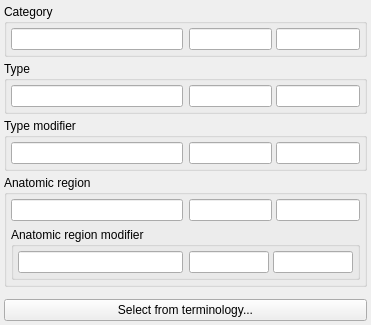
cpinter/Slicer, file Modules/Loadable/Colors/Widgets/Resources/UI/qSlicerTerminologyEditorWidget.ui: the form before one commit.
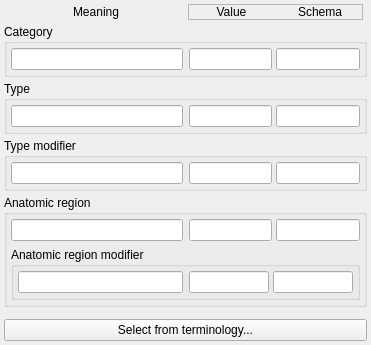
The form after the commit. Custom widgets are drawn as their Qt base class.

Commit message:
ENH: Select terminology works in Colors module
- Select terminology from navigator widget works from terminology column in Colors module
- Improve terminology editor layout

Re #6975, #7593

Patch:
```diff
--- a/Modules/Loadable/Colors/Widgets/Resources/UI/qSlicerTerminologyEditorWidget.ui
+++ b/Modules/Loadable/Colors/Widgets/Resources/UI/qSlicerTerminologyEditorWidget.ui
@@ -7,7 +7,7 @@
     <x>0</x>
     <y>0</y>
     <width>371</width>
-    <height>187</height>
+    <height>218</height>
    </rect>
   </property>
   <property name="windowTitle">
@@ -30,6 +30,172 @@
     <number>4</number>
    </property>
    <item row="3" column="0">
+    <widget class="ctkCollapsibleGroupBox" name="typeModifierCollapsibleGroupBox">
+     <property name="title">
+      <string>Type modifier</string>
+     </property>
+     <property name="collapsed">
+      <bool>true</bool>
+     </property>
+     <layout class="QHBoxLayout" name="horizontalLayout_5">
+      <property name="leftMargin">
+       <number>4</number>
+      </property>
+      <property name="topMargin">
+       <number>4</number>
+      </property>
+      <property name="rightMargin">
+       <number>4</number>
+      </property>
+      <property name="bottomMargin">
+       <number>4</number>
+      </property>
+      <item>
+       <widget class="QLineEdit" name="typeModifierCodeMeaningLineEdit">
+        <property name="sizePolicy">
+         <sizepolicy hsizetype="Expanding" vsizetype="Fixed">
+          <horstretch>1</horstretch>
+          <verstretch>0</verstretch>
+         </sizepolicy>
+        </property>
+       </widget>
+      </item>
+      <item>
+       <widget class="QFrame" name="categoryDetailsFrame_3">
+        <property name="sizePolicy">
+         <sizepolicy hsizetype="Preferred" vsizetype="Preferred">
+          <horstretch>1</horstretch>
+          <verstretch>0</verstretch>
+         </sizepolicy>
+        </property>
+        <property name="frameShape">
+         <enum>QFrame::NoFrame</enum>
+        </property>
+        <property name="frameShadow">
+         <enum>QFrame::Raised</enum>
+        </property>
+        <layout class="QHBoxLayout" name="horizontalLayout_7">
+         <property name="spacing">
+          <number>4</number>
+         </property>
+         <property name="leftMargin">
+          <number>0</number>
+         </property>
+         <property name="topMargin">
+          <number>0</number>
+         </property>
+         <property name="rightMargin">
+          <number>0</number>
+         </property>
+         <property name="bottomMargin">
+          <number>0</number>
+         </property>
+         <item>
+          <widget class="QLineEdit" name="typeModifierCSDLineEdit"/>
+         </item>
+         <item>
+          <widget class="QLineEdit" name="typeModifierCodeValueLineEdit"/>
+         </item>
+        </layout>
+       </widget>
+      </item>
+     </layout>
+    </widget>
+   </item>
+   <item row="6" column="0">
+    <widget class="QPushButton" name="selectFromTerminologyButton">
+     <property name="text">
+      <string>Select from terminology...</string>
+     </property>
+    </widget>
+   </item>
+   <item row="2" column="0">
+    <widget class="QGroupBox" name="typeGroupBox">
+     <property name="title">
+      <string>Type</string>
+     </property>
+     <layout class="QHBoxLayout" name="horizontalLayout_15">
+      <property name="leftMargin">
+       <number>4</number>
+      </property>
+      <property name="topMargin">
+       <number>4</number>
+      </property>
+      <property name="rightMargin">
+       <number>4</number>
+      </property>
+      <property name="bottomMargin">
+       <number>4</number>
+      </property>
+      <item>
+       <widget class="QLineEdit" name="typeCodeMeaningLineEdit">
+        <property name="sizePolicy">
+         <sizepolicy hsizetype="Expanding" vsizetype="Fixed">
+          <horstretch>1</horstretch>
+          <verstretch>0</verstretch>
+         </sizepolicy>
+        </property>
+       </widget>
+      </item>
+      <item>
+       <widget class="QFrame" name="categoryDetailsFrame_2">
+        <property name="sizePolicy">
+         <sizepolicy hsizetype="Preferred" vsizetype="Preferred">
+          <horstretch>1</horstretch>
+          <verstretch>0</verstretch>
+         </sizepolicy>
+        </property>
+        <property name="frameShape">
+         <enum>QFrame::NoFrame</enum>
+        </property>
+        <property name="frameShadow">
+         <enum>QFrame::Raised</enum>
+        </property>
+        <layout class="QHBoxLayout" name="horizontalLayout_4">
+         <property name="spacing">
+          <number>4</number>
+         </property>
+         <property name="leftMargin">
+          <number>0</number>
+         </property>
+         <property name="topMargin">
+          <number>0</number>
+         </property>
+         <property name="rightMargin">
+          <number>0</number>
+         </property>
+         <property name="bottomMargin">
+          <number>0</number>
+         </property>
+         <item>
+          <widget class="QLineEdit" name="typeCSDLineEdit"/>
+         </item>
+         <item>
+          <widget class="QLineEdit" name="typeCodeValueLineEdit"/>
+         </item>
+        </layout>
+       </widget>
+      </item>
+     </layout>
+    </widget>
+   </item>
+   <item row="5" column="0">
+    <spacer name="verticalSpacer">
+     <property name="orientation">
+      <enum>Qt::Vertical</enum>
+     </property>
+     <property name="sizeType">
+      <enum>QSizePolicy::Fixed</enum>
+     </property>
+     <property name="sizeHint" stdset="0">
+      <size>
+       <width>20</width>
+       <height>8</height>
+      </size>
+     </property>
+    </spacer>
+   </item>
+   <item row="4" column="0">
     <widget class="ctkCollapsibleGroupBox" name="anatomicRegionCollapsibleGroupBox">
      <property name="title">
       <string>Anatomic region</string>
@@ -175,80 +341,7 @@
      </layout>
     </widget>
    </item>
-   <item row="2" column="0">
-    <widget class="ctkCollapsibleGroupBox" name="typeModifierCollapsibleGroupBox">
-     <property name="title">
-      <string>Type modifier</string>
-     </property>
-     <property name="collapsed">
-      <bool>true</bool>
-     </property>
-     <layout class="QHBoxLayout" name="horizontalLayout_5">
-      <property name="leftMargin">
-       <number>4</number>
-      </property>
-      <property name="topMargin">
-       <number>4</number>
-      </property>
-      <property name="rightMargin">
-       <number>4</number>
-      </property>
-      <property name="bottomMargin">
-       <number>4</number>
-      </property>
-      <item>
-       <widget class="QLineEdit" name="typeModifierCodeMeaningLineEdit">
-        <property name="sizePolicy">
-         <sizepolicy hsizetype="Expanding" vsizetype="Fixed">
-          <horstretch>1</horstretch>
-          <verstretch>0</verstretch>
-         </sizepolicy>
-        </property>
-       </widget>
-      </item>
-      <item>
-       <widget class="QFrame" name="categoryDetailsFrame_3">
-        <property name="sizePolicy">
-         <sizepolicy hsizetype="Preferred" vsizetype="Preferred">
-          <horstretch>1</horstretch>
-          <verstretch>0</verstretch>
-         </sizepolicy>
-        </property>
-        <property name="frameShape">
-         <enum>QFrame::NoFrame</enum>
-        </property>
-        <property name="frameShadow">
-         <enum>QFrame::Raised</enum>
-        </property>
-        <layout class="QHBoxLayout" name="horizontalLayout_7">
-         <property name="spacing">
-          <number>4</number>
-         </property>
-         <property name="leftMargin">
-          <number>0</number>
-         </property>
-         <property name="topMargin">
-          <number>0</number>
-         </property>
-         <property name="rightMargin">
-          <number>0</number>
-         </property>
-         <property name="bottomMargin">
-          <number>0</number>
-         </property>
-         <item>
-          <widget class="QLineEdit" name="typeModifierCSDLineEdit"/>
-         </item>
-         <item>
-          <widget class="QLineEdit" name="typeModifierCodeValueLineEdit"/>
-         </item>
-        </layout>
-       </widget>
-      </item>
-     </layout>
-    </widget>
-   </item>
-   <item row="0" column="0">
+   <item row="1" column="0">
     <widget class="QGroupBox" name="categoryGroupBox">
      <property name="title">
       <string>Category</string>
@@ -318,98 +411,87 @@
      </layout>
     </widget>
    </item>
-   <item row="1" column="0">
-    <widget class="QGroupBox" name="typeGroupBox">
-     <property name="title">
-      <string>Type</string>
+   <item row="0" column="0">
+    <layout class="QHBoxLayout" name="horizontalLayout">
+     <property name="leftMargin">
+      <number>4</number>
      </property>
-     <layout class="QHBoxLayout" name="horizontalLayout_15">
-      <property name="leftMargin">
-       <number>4</number>
-      </property>
-      <property name="topMargin">
-       <number>4</number>
-      </property>
-      <property name="rightMargin">
-       <number>4</number>
-      </property>
-      <property name="bottomMargin">
-       <number>4</number>
-      </property>
-      <item>
-       <widget class="QLineEdit" name="typeCodeMeaningLineEdit">
-        <property name="sizePolicy">
-         <sizepolicy hsizetype="Expanding" vsizetype="Fixed">
-          <horstretch>1</horstretch>
-          <verstretch>0</verstretch>
-         </sizepolicy>
+     <property name="topMargin">
+      <number>0</number>
+     </property>
+     <property name="rightMargin">
+      <number>4</number>
+     </property>
+     <item>
+      <widget class="QLabel" name="label">
+       <property name="sizePolicy">
+        <sizepolicy hsizetype="Preferred" vsizetype="Preferred">
+         <horstretch>1</horstretch>
+         <verstretch>0</verstretch>
+        </sizepolicy>
+       </property>
+       <property name="text">
+        <string>Meaning</string>
+       </property>
+       <property name="alignment">
+        <set>Qt::AlignCenter</set>
+       </property>
+      </widget>
+     </item>
+     <item>
+      <widget class="QFrame" name="titlesFrame">
+       <property name="sizePolicy">
+        <sizepolicy hsizetype="Preferred" vsizetype="Preferred">
+         <horstretch>1</horstretch>
+         <verstretch>0</verstretch>
+        </sizepolicy>
+       </property>
+       <property name="frameShape">
+        <enum>QFrame::StyledPanel</enum>
+       </property>
+       <property name="frameShadow">
+        <enum>QFrame::Raised</enum>
+       </property>
+       <layout class="QHBoxLayout" name="horizontalLayout_8">
+        <property name="spacing">
+         <number>4</number>
         </property>
-       </widget>
-      </item>
-      <item>
-       <widget class="QFrame" name="categoryDetailsFrame_2">
-        <property name="sizePolicy">
-         <sizepolicy hsizetype="Preferred" vsizetype="Preferred">
-          <horstretch>1</horstretch>
-          <verstretch>0</verstretch>
-         </sizepolicy>
+        <property name="leftMargin">
+         <number>0</number>
         </property>
-        <property name="frameShape">
-         <enum>QFrame::NoFrame</enum>
+        <property name="topMargin">
+         <number>0</number>
         </property>
-        <property name="frameShadow">
-         <enum>QFrame::Raised</enum>
+        <property name="rightMargin">
+         <number>0</number>
         </property>
-        <layout class="QHBoxLayout" name="horizontalLayout_4">
-         <property name="spacing">
-          <number>4</number>
-         </property>
-         <property name="leftMargin">
-          <number>0</number>
-         </property>
-         <property name="topMargin">
-          <number>0</number>
-         </property>
-         <property name="rightMargin">
-          <number>0</number>
-         </property>
-         <property name="bottomMargin">
-          <number>0</number>
-         </property>
-         <item>
-          <widget class="QLineEdit" name="typeCSDLineEdit"/>
-         </item>
-         <item>
-          <widget class="QLineEdit" name="typeCodeValueLineEdit"/>
-         </item>
-        </layout>
-       </widget>
-      </item>
-     </layout>
-    </widget>
-   </item>
-   <item row="5" column="0">
-    <widget class="QPushButton" name="selectFromTerminologyButton">
-     <property name="text">
-      <string>Select from terminology...</string>
-     </property>
-    </widget>
-   </item>
-   <item row="4" column="0">
-    <spacer name="verticalSpacer">
-     <property name="orientation">
-      <enum>Qt::Vertical</enum>
-     </property>
-     <property name="sizeType">
-      <enum>QSizePolicy::Fixed</enum>
-     </property>
-     <property name="sizeHint" stdset="0">
-      <size>
-       <width>20</width>
-       <height>8</height>
-      </size>
-     </property>
-    </spacer>
+        <property name="bottomMargin">
+         <number>0</number>
+        </property>
+        <item>
+         <widget class="QLabel" name="label_3">
+          <property name="text">
+           <string>Value</string>
+          </property>
+          <property name="alignment">
+           <set>Qt::AlignCenter</set>
+          </property>
+         </widget>
+        </item>
+        <item>
+         <widget class="QLabel" name="label_2">
+          <property name="text">
+           <string>Schema</string>
+          </property>
+          <property name="alignment">
+           <set>Qt::AlignCenter</set>
+          </property>
+         </widget>
+        </item>
+       </layout>
+      </widget>
+     </item>
+    </layout>
    </item>
   </layout>
  </widget>
```
The commit also changes 5 other files.
